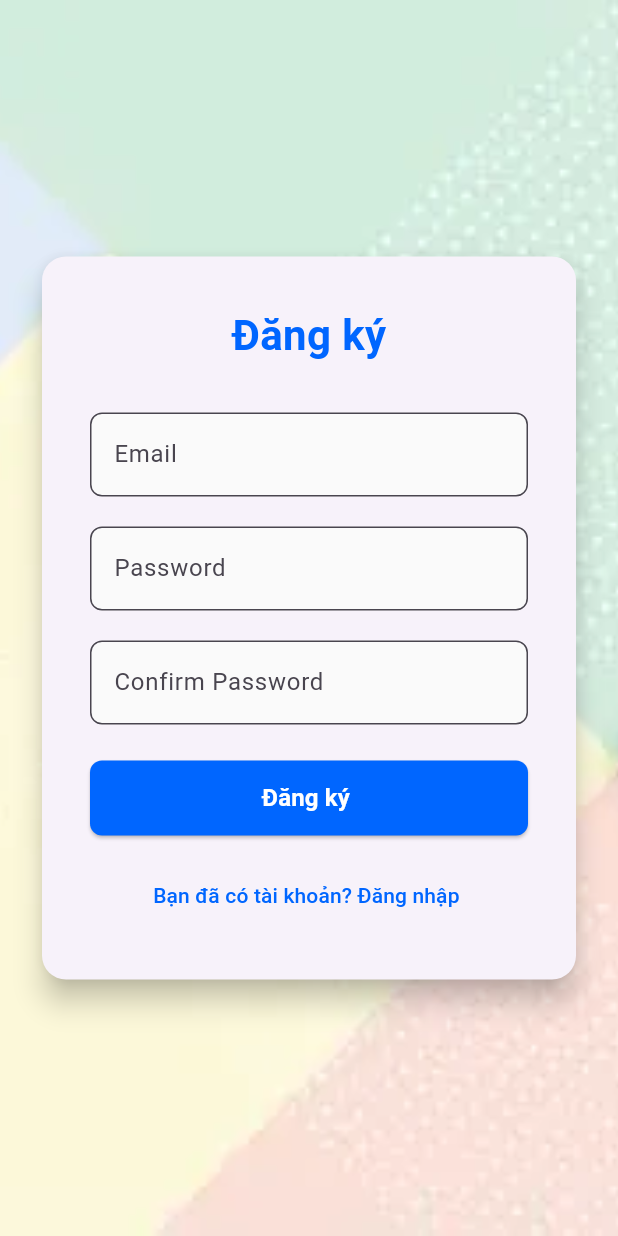
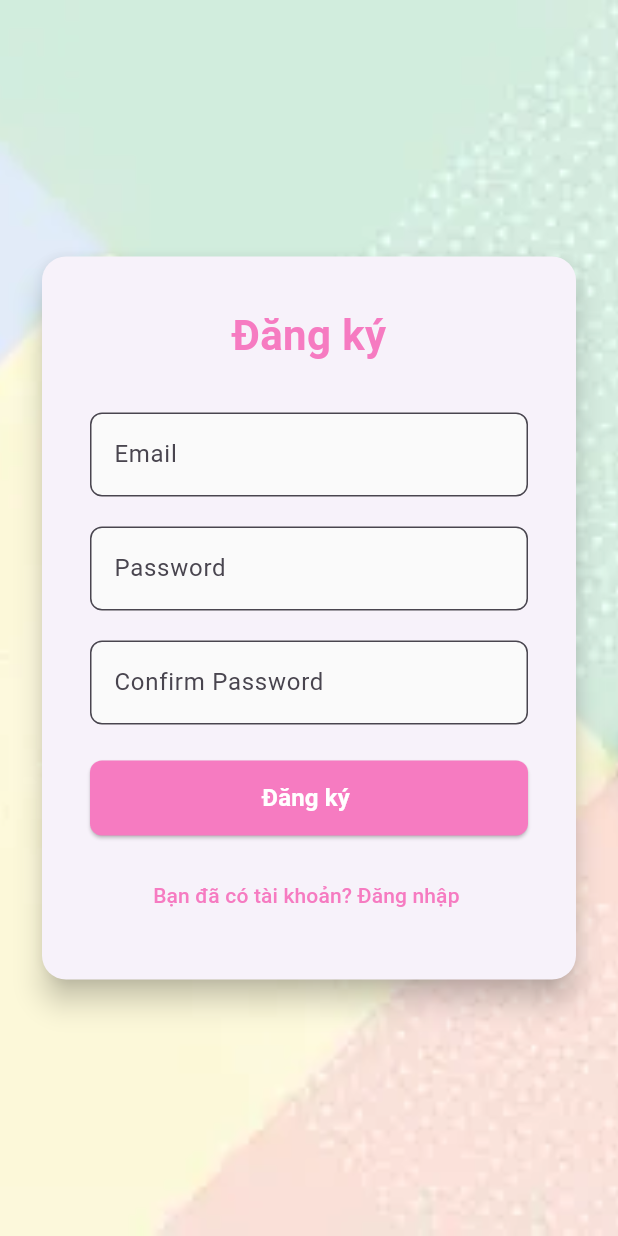
Before and after one commit to Hoangthingoc216/2025_LTTBDD_N04_Nhom_Ngoc, a Flutter app: the RegisterScreen screen opened directly, on a phone screen of 412 x 824 dp. Run offline on Flutter 3.47's test engine with Material 3 defaults, Android fonts, the phone set to English and light mode, and no system bars; our stand-ins replace cloud_firestore, firebase_auth, firebase_core, flutter_tts, google_sign_in; accounts and stored records are empty.

Commit message:
tổng chỉnh sửa

```diff
--- a/Flashcard_app/lib/screens/register_screen.dart
+++ b/Flashcard_app/lib/screens/register_screen.dart
@@ -47,7 +47,7 @@ class _RegisterScreenState extends State<RegisterScreen> {
                         style: TextStyle(
                           fontSize: 28,
                           fontWeight: FontWeight.bold,
-                          color: Color(0xFF0066FF),
+                          color: Color.fromARGB(255, 246, 123, 193),
                         ),
                       ),
 
@@ -162,7 +162,7 @@ class _RegisterScreenState extends State<RegisterScreen> {
                             }
                           },
                           style: ElevatedButton.styleFrom(
-                            backgroundColor: Color(0xFF0066FF),
+                            backgroundColor: Color.fromARGB(255, 246, 123, 193),
                             foregroundColor: Colors.white,
                             shape: RoundedRectangleBorder(
                               borderRadius: BorderRadius.circular(8),
@@ -188,7 +188,7 @@ class _RegisterScreenState extends State<RegisterScreen> {
                             "Already have an account? Login",
                           ),
                           style: TextStyle(
-                            color: Color(0xFF0066FF),
+                            color: Color.fromARGB(255, 246, 123, 193),
                             fontSize: 14,
                           ),
                         ),
```
Also changed, not shown: Flashcard_app/lib/screens/home_screen.dart (+20 -2 lines), 1 other file.
